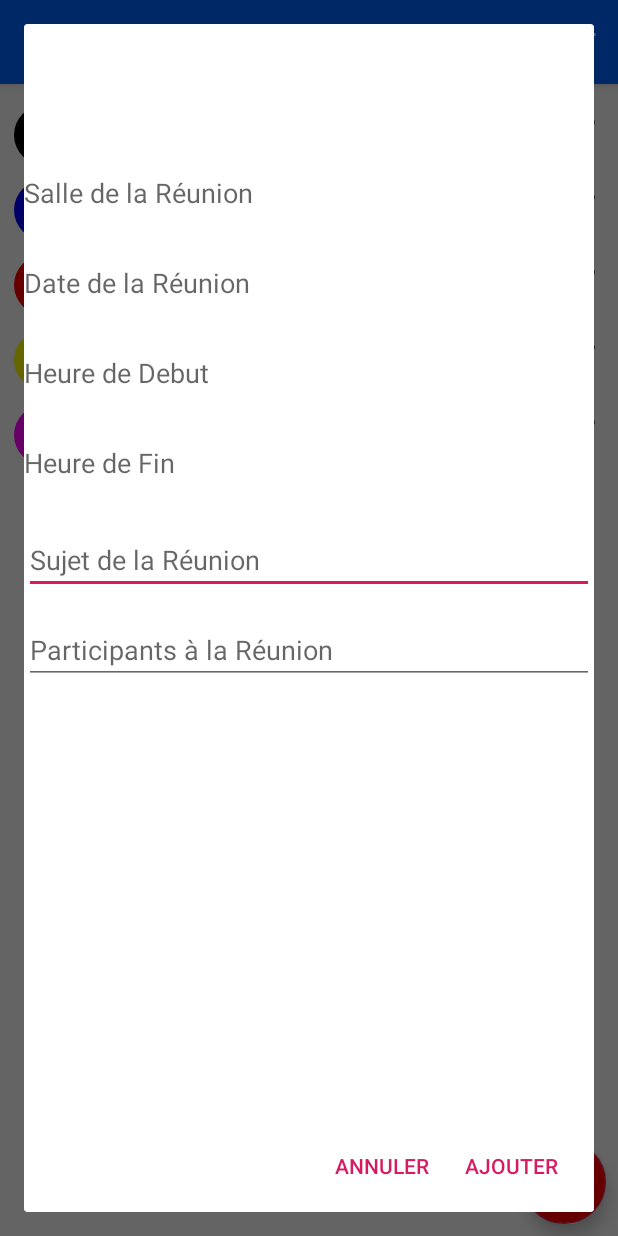
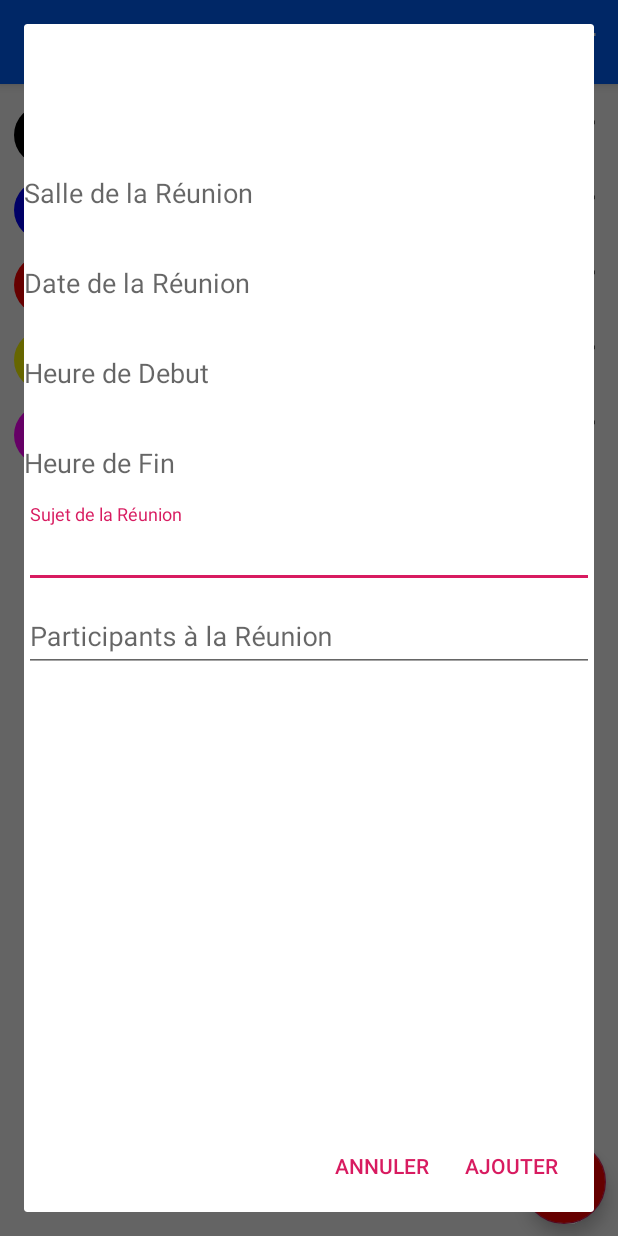
Before and after one commit to Boco0711/MaReu, an Android app: the screen it shows after launch (MainActivity), after a tap on an icon or button, on a phone screen of 412 x 824 dp. Run offline under Robolectric (Android 15) with nearby library versions, the phone set to English and light mode, and no system bars; our stand-ins replace EventBus.

Commit message:
Changement des editText en TextInputLayout + TextInputEditText

```diff
--- a/app/src/main/res/layout/add_meeting_dialog.xml
+++ b/app/src/main/res/layout/add_meeting_dialog.xml
@@ -46,22 +46,37 @@
                 android:layout_height="@dimen/text_height"
                 android:layout_marginTop="@dimen/margin_text"/>
 
-            <EditText
+            <com.google.android.material.textfield.TextInputLayout
                 android:id="@+id/edit_meeting_subject"
                 android:hint="@string/sujet_de_la_reunion"
-                android:textSize="@dimen/size_text"
                 android:layout_width="match_parent"
-                android:layout_height="@dimen/text_height"
-                android:layout_marginTop="@dimen/margin_text"/>
+                android:layout_height="wrap_content"
+                >
 
-            <EditText
+                <com.google.android.material.textfield.TextInputEditText
+                    android:id="@+id/edit_meeting_subject_edit_text"
+                    android:layout_width="match_parent"
+                    android:layout_height="wrap_content"
+                    android:inputType="text"
+                    android:textSize="@dimen/size_text"
+                    android:maxLines="1" />
+            </com.google.android.material.textfield.TextInputLayout>
+
+            <com.google.android.material.textfield.TextInputLayout
                 android:id="@+id/edit_meeting_participant"
                 android:hint="@string/participants_a_la_reunion"
-                android:textSize="@dimen/size_text"
-                android:inputType="textEmailAddress"
                 android:layout_width="match_parent"
-                android:layout_height="@dimen/text_height"
-                android:layout_marginTop="@dimen/margin_text"/>
+                android:layout_height="wrap_content"
+                >
+
+                <com.google.android.material.textfield.TextInputEditText
+                    android:id="@+id/edit_meeting_participant_edit_text"
+                    android:layout_width="match_parent"
+                    android:layout_height="wrap_content"
+                    android:inputType="textEmailAddress"
+                    android:textSize="@dimen/size_text"
+                    android:maxLines="1" />
+            </com.google.android.material.textfield.TextInputLayout>
 
         </LinearLayout>
     </ScrollView>
```
